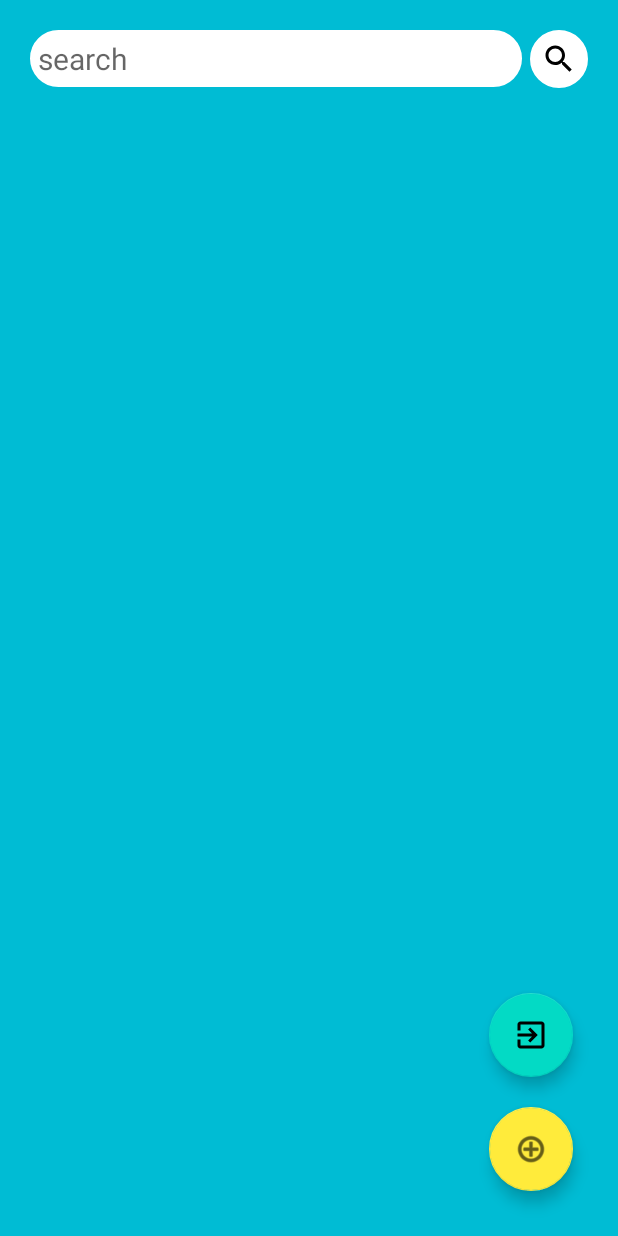
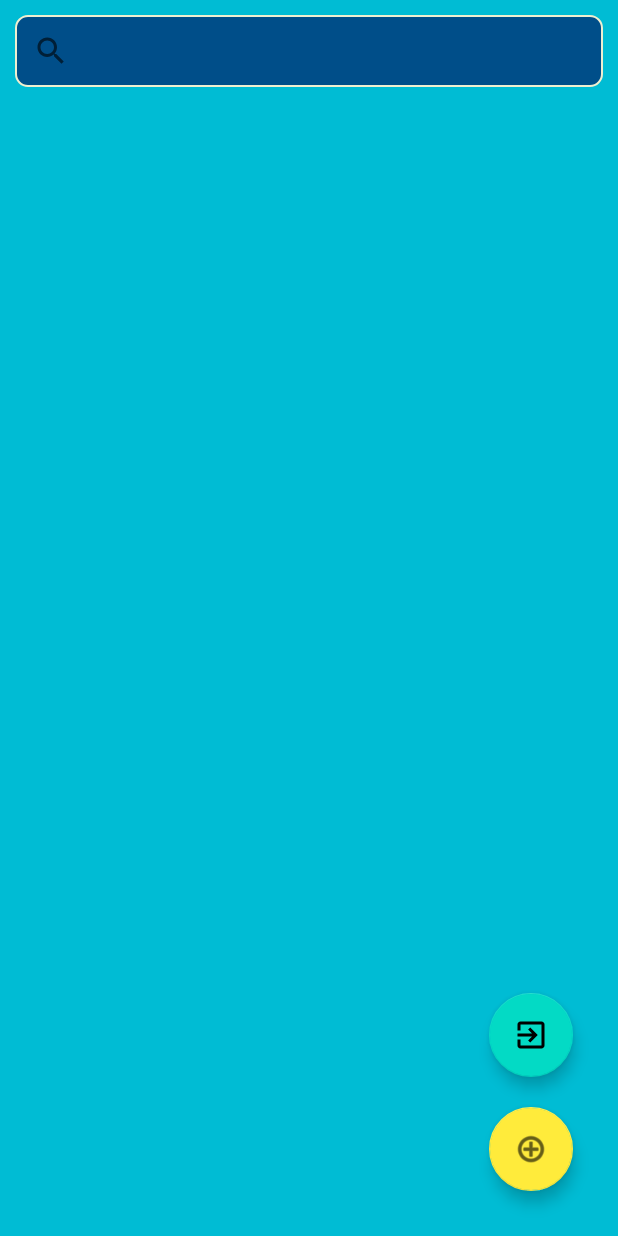
Before and after one commit to Danica-M/Quiz_App, an Android app: the Admin_Activity screen opened directly, with no data from a screen before it, on a phone screen of 412 x 824 dp. Run offline under Robolectric (Android 15) with nearby library versions, the phone set to English and light mode, and no system bars; our stand-ins replace Firebase (no records; nobody signed in at launch, a user with empty details on screens opened directly).

Commit message:
admin search function fixed

```diff
--- a/app/src/main/java/com/example/quizapp/Admin_Activity.java
+++ b/app/src/main/java/com/example/quizapp/Admin_Activity.java
@@ -18,6 +18,7 @@ import android.view.View;
 import android.widget.Button;
 import android.widget.EditText;
 import android.widget.ImageButton;
+import android.widget.SearchView;
 import android.widget.Toast;
 
 import com.example.quizapp.models.Controller;
@@ -32,12 +33,13 @@ import com.google.firebase.database.ValueEventListener;
 
 import java.util.ArrayList;
 import java.util.List;
+import java.util.Locale;
 
 public class Admin_Activity extends AppCompatActivity {
 
     RecyclerView adminRecycler;
 
-    EditText searchText;
+    SearchView search;
     Adapter adapter;
     Controller controller;
 
@@ -52,28 +54,40 @@ public class Admin_Activity extends AppCompatActivity {
         allTournaments = new ArrayList<>();
         createButton = findViewById(R.id.create);
         exitButton = findViewById(R.id.exitBtn);
-        searchText = findViewById(R.id.searchText);
-        searchBtn = findViewById(R.id.searchButton);
         getAllTournament();
+        search = findViewById(R.id.searchView);
+        search.clearFocus();
+        search.setOnQueryTextListener(new SearchView.OnQueryTextListener() {
+            @Override
+            public boolean onQueryTextSubmit(String s) {
+                return false;
+            }
+
+            @Override
+            public boolean onQueryTextChange(String s) {
+                filterList(s);
+                return true;
+            }
+        });
 
         adminRecycler = findViewById(R.id.adminRecycler);
         adminRecycler.setLayoutManager(new LinearLayoutManager(getApplicationContext()));
         adapter = new Adapter(getApplicationContext(), allTournaments);
         adminRecycler.setAdapter(adapter);
 
-        searchBtn.setOnClickListener(new View.OnClickListener() {
-            @Override
-            public void onClick(View view) {
-                String text = searchText.getText().toString();
-                if (TextUtils.isEmpty(text)) {
-                    // Reset the data to the original list
-                    adapter.resetList();
-                } else {
-                    // Filter the data based on the search text
-                    adapter.filterList(text);
-                }
-            }
-        });
+//        searchBtn.setOnClickListener(new View.OnClickListener() {
+//            @Override
+//            public void onClick(View view) {
+//                String text = searchText.getText().toString();
+//                if (TextUtils.isEmpty(text)) {
+//                    // Reset the data to the original list
+//                    adapter.resetList();
+//                } else {
+//                    // Filter the data based on the search text
+//                    adapter.filterList(text);
+//                }
+//            }
+//        });
 
 
         createButton.setOnClickListener(new View.OnClickListener() {
@@ -136,4 +150,20 @@ public class Admin_Activity extends AppCompatActivity {
         });
     }
 
+    public void filterList(String text){
+        ArrayList<Tournament> filteredList = new ArrayList<>();
+        for(Tournament item:allTournaments){
+            if(item.getName().toLowerCase().contains(text.toLowerCase())){
+                filteredList.add(item);
+            }
+        }
+        if(filteredList.isEmpty()){
+            adapter.setFilteredList(filteredList);
+            Toast.makeText(this, "No Tournament found with this name", Toast.LENGTH_SHORT).show();
+        }else{
+
+            adapter.setFilteredList(filteredList);
+        }
+    }
+
 }
--- /dev/null
+++ b/app/src/main/res/drawable/searchbar.xml
@@ -0,0 +1,8 @@
+<?xml version="1.0" encoding="utf-8"?>
+<shape xmlns:android="http://schemas.android.com/apk/res/android">
+    <corners android:radius = "8dp"/>
+    <stroke android:color = "@color/light"
+        android:width= "1dp"/>
+    <solid android:color="@color/dark_blue"/>
+
+</shape>
--- a/app/src/main/res/layout/activity_admin.xml
+++ b/app/src/main/res/layout/activity_admin.xml
@@ -8,45 +8,56 @@
     android:padding="10dp"
     tools:context=".Admin_Activity">
 
-    <EditText
-        android:id="@+id/searchText"
+    <!--    <EditText-->
+    <!--        android:id="@+id/searchText"-->
+    <!--        android:layout_width="0dp"-->
+    <!--        android:layout_height="wrap_content"-->
+    <!--        android:layout_marginStart="10dp"-->
+    <!--        android:layout_marginTop="10dp"-->
+    <!--        android:layout_marginEnd="5dp"-->
+    <!--        android:layout_weight="1"-->
+    <!--        android:background="@drawable/edittext_rounded"-->
+    <!--        android:ems="10"-->
+    <!--        android:hint="search"-->
+    <!--        android:inputType="textPersonName"-->
+    <!--        android:padding="5dp"-->
+    <!--        android:textSize="20sp"-->
+    <!--        app:layout_constraintEnd_toStartOf="@+id/searchButton"-->
+    <!--        app:layout_constraintStart_toStartOf="parent"-->
+    <!--        app:layout_constraintTop_toTopOf="parent" />-->
+
+    <SearchView
+        android:id="@+id/searchView"
         android:layout_width="0dp"
         android:layout_height="wrap_content"
-        android:layout_marginStart="10dp"
-        android:layout_marginTop="10dp"
-        android:layout_marginEnd="5dp"
-        android:layout_weight="1"
-        android:background="@drawable/edittext_rounded"
-        android:ems="10"
-        android:hint="search"
-        android:inputType="textPersonName"
-        android:padding="5dp"
-        android:textSize="20sp"
-        app:layout_constraintEnd_toStartOf="@+id/searchButton"
+        android:background="@drawable/searchbar"
+        app:layout_constraintEnd_toEndOf="parent"
+        app:layout_constraintHorizontal_bias="0.5"
         app:layout_constraintStart_toStartOf="parent"
-        app:layout_constraintTop_toTopOf="parent" />
+        app:layout_constraintTop_toTopOf="parent"
+        app:queryHint="Search"/>
+
+    <!--    <ImageButton-->
+    <!--        android:id="@+id/searchButton"-->
+    <!--        android:layout_width="wrap_content"-->
+    <!--        android:layout_height="wrap_content"-->
+    <!--        android:layout_marginTop="10dp"-->
+    <!--        android:layout_marginEnd="10dp"-->
+    <!--        android:background="@drawable/edittext_rounded"-->
+    <!--        android:padding="7dp"-->
+    <!--        app:layout_constraintEnd_toEndOf="parent"-->
+    <!--        app:layout_constraintTop_toTopOf="parent"-->
+    <!--        app:srcCompat="@drawable/icon_search" />-->
 
     <androidx.recyclerview.widget.RecyclerView
         android:id="@+id/adminRecycler"
         android:layout_width="409dp"
         android:layout_height="729dp"
-        android:layout_marginTop="20dp"
         android:padding="15dp"
-        app:layout_constraintEnd_toEndOf="@+id/searchButton"
-        app:layout_constraintStart_toStartOf="@+id/searchText"
-        app:layout_constraintTop_toBottomOf="@+id/searchText" />
-
-    <ImageButton
-        android:id="@+id/searchButton"
-        android:layout_width="wrap_content"
-        android:layout_height="wrap_content"
-        android:layout_marginTop="10dp"
-        android:layout_marginEnd="10dp"
-        android:background="@drawable/edittext_rounded"
-        android:padding="7dp"
-        app:layout_constraintEnd_toEndOf="parent"
-        app:layout_constraintTop_toTopOf="parent"
-        app:srcCompat="@drawable/icon_search" />
+        app:layout_constraintEnd_toEndOf="@+id/searchView"
+        app:layout_constraintHorizontal_bias="0.52"
+        app:layout_constraintStart_toStartOf="@+id/searchView"
+        app:layout_constraintTop_toBottomOf="@+id/searchView" />
 
     <com.google.android.material.floatingactionbutton.FloatingActionButton
         android:id="@+id/create"
@@ -69,4 +80,5 @@
         app:layout_constraintBottom_toTopOf="@+id/create"
         app:layout_constraintEnd_toEndOf="@+id/create"
         app:srcCompat="@drawable/icon_exit" />
+
 </androidx.constraintlayout.widget.ConstraintLayout>
--- a/app/src/main/res/layout/activity_login.xml
+++ b/app/src/main/res/layout/activity_login.xml
@@ -73,8 +73,9 @@
                 android:padding="10dp"
                 android:textSize="20sp" />
 
-            <Button
+            <androidx.appcompat.widget.AppCompatButton
                 android:id="@+id/signInBtn"
+                android:textColor="@color/white"
                 android:layout_width="match_parent"
                 android:layout_height="wrap_content"
                 android:layout_below="@+id/pass1"
@@ -84,8 +85,9 @@
                 android:background="@drawable/button_custom"
                 android:text="Sign in" />
 
-            <Button
+            <androidx.appcompat.widget.AppCompatButton
                 android:id="@+id/goToSignUp"
+                android:textColor="@color/white"
                 android:layout_width="match_parent"
                 android:layout_height="wrap_content"
                 android:layout_below="@+id/signInBtn"
--- a/app/src/main/res/layout/activity_registration.xml
+++ b/app/src/main/res/layout/activity_registration.xml
@@ -128,8 +128,9 @@
                     android:textSize="48sp"
                     android:textStyle="bold" />
 
-                <Button
+                <androidx.appcompat.widget.AppCompatButton
                     android:id="@+id/goToSignIn"
+                    android:textColor="@color/white"
                     style="@style/Widget.AppCompat.Button"
                     android:layout_width="match_parent"
                     android:layout_height="wrap_content"
@@ -139,8 +140,9 @@
                     android:text="I already have an account"
                     android:textSize="16sp" />
 
-                <Button
+                <androidx.appcompat.widget.AppCompatButton
                     android:id="@+id/signUpBtn"
+                    android:textColor="@color/white"
                     style="@style/Widget.AppCompat.Button"
                     android:layout_width="match_parent"
                     android:layout_height="wrap_content"
--- a/app/src/main/res/layout/admin_update_tournament.xml
+++ b/app/src/main/res/layout/admin_update_tournament.xml
@@ -72,17 +72,18 @@
         app:layout_constraintStart_toStartOf="@+id/tourName"
         app:layout_constraintTop_toBottomOf="@+id/tourName" />
 
-    <Button
+    <androidx.appcompat.widget.AppCompatButton
         android:id="@+id/updateButton"
         android:layout_width="wrap_content"
         android:layout_height="wrap_content"
         android:layout_marginEnd="24dp"
         android:layout_marginBottom="20dp"
+        android:background="@color/blue"
         android:text="Update"
         app:layout_constraintBottom_toBottomOf="parent"
         app:layout_constraintEnd_toEndOf="parent" />
 
-    <Button
+    <androidx.appcompat.widget.AppCompatButton
         android:id="@+id/cancelButton"
         android:layout_width="wrap_content"
         android:layout_height="wrap_content"
@@ -99,6 +100,7 @@
         android:layout_marginTop="20dp"
         android:layout_marginEnd="20dp"
         android:clickable="true"
+        app:backgroundTint="@color/orange"
         app:layout_constraintEnd_toEndOf="parent"
         app:layout_constraintTop_toTopOf="parent"
         app:srcCompat="@drawable/icon_delete" />
```
Also changed, not shown: app/src/main/java/com/example/quizapp/Adapter.java (+18 -31 lines).
